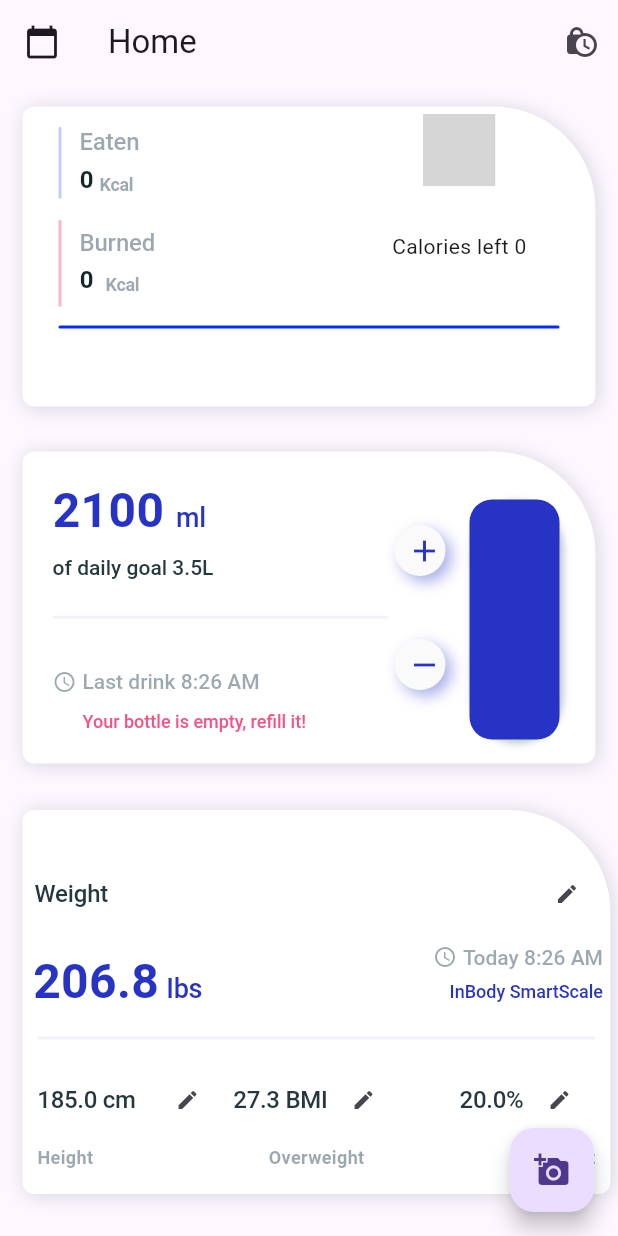
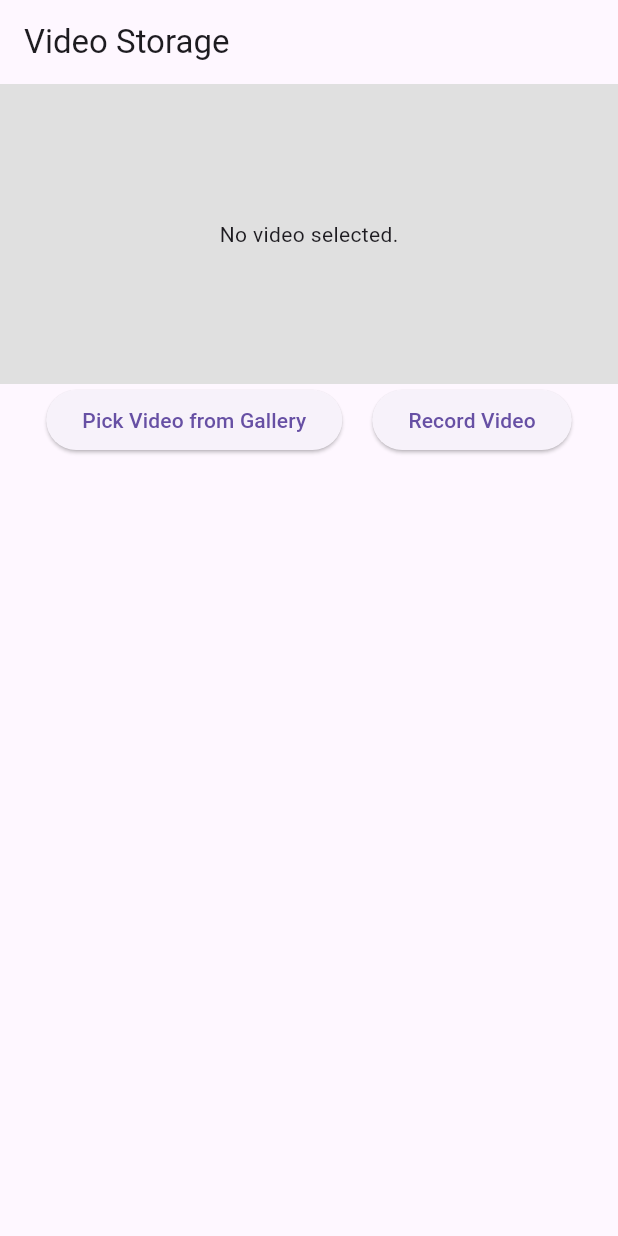
Before and after one commit to VishalVinayRam/Fitness-monitoring-system, a Flutter app: the screen it shows after launch, on a phone screen of 412 x 824 dp. Run offline on Flutter 3.47's test engine with Material 3 defaults, Android fonts, the phone set to English and light mode, and no system bars; our stand-ins replace flutter_local_notifications, image_picker, pedometer, shared_preferences, timezone, video_player; missing offline and left inert: gauge_indicator; grey boxes are pictures that could not be loaded.

Commit message:
Adding the video player for pr recording

```diff
--- /dev/null
+++ b/lib/VideoScreen.dart
@@ -0,0 +1,109 @@
+import 'package:flutter/material.dart';
+import 'package:video_player/video_player.dart';
+import 'package:image_picker/image_picker.dart';
+import 'dart:io';
+
+class VideoStorageScreen extends StatefulWidget {
+  @override
+  _VideoStorageScreenState createState() => _VideoStorageScreenState();
+}
+
+class _VideoStorageScreenState extends State<VideoStorageScreen> {
+  late VideoPlayerController _controller;
+  File? _videoFile;
+  final ImagePicker _picker = ImagePicker();
+
+  Future<void> _pickVideo() async {
+    final pickedFile = await _picker.pickVideo(source: ImageSource.gallery);
+    if (pickedFile != null) {
+      setState(() {
+        _videoFile = File(pickedFile.path);
+      });
+      _initializeVideoPlayer();
+    }
+  }
+
+  Future<void> _recordVideo() async {
+    final pickedFile = await _picker.pickVideo(source: ImageSource.camera);
+    if (pickedFile != null) {
+      setState(() {
+        _videoFile = File(pickedFile.path);
+      });
+      _initializeVideoPlayer();
+    }
+  }
+
+  void _initializeVideoPlayer() {
+    if (_videoFile != null) {
+      _controller = VideoPlayerController.file(_videoFile!)
+        ..initialize().then((_) {
+          setState(() {}); // Ensure the first frame is shown
+        });
+    }
+  }
+
+  @override
+  void dispose() {
+    _controller.dispose();
+    super.dispose();
+  }
+
+  @override
+  Widget build(BuildContext context) {
+    return Scaffold(
+      appBar: AppBar(
+        title: Text('Video Storage'),
+      ),
+      body: Column(
+        children: [
+          if (_videoFile != null && _controller.value.isInitialized)
+            AspectRatio(
+              aspectRatio: _controller.value.aspectRatio,
+              child: VideoPlayer(_controller),
+            )
+          else
+            Container(
+              height: 200,
+              color: Colors.grey[300],
+              child: Center(
+                child: Text('No video selected.'),
+              ),
+            ),
+          Row(
+            mainAxisAlignment: MainAxisAlignment.center,
+            children: [
+              ElevatedButton(
+                onPressed: _pickVideo,
+                child: Text('Pick Video from Gallery'),
+              ),
+              SizedBox(width: 20),
+              ElevatedButton(
+                onPressed: _recordVideo,
+                child: Text('Record Video'),
+              ),
+            ],
+          ),
+          if (_videoFile != null)
+            Row(
+              mainAxisAlignment: MainAxisAlignment.center,
+              children: [
+                ElevatedButton(
+                  onPressed: () {
+                    if (_controller.value.isPlaying) {
+                      _controller.pause();
+                    } else {
+                      _controller.play();
+                    }
+                    setState(() {});
+                  },
+                  child: Icon(
+                    _controller.value.isPlaying ? Icons.pause : Icons.play_arrow,
+                  ),
+                ),
+              ],
+            ),
+        ],
+      ),
+    );
+  }
+}
--- a/lib/login_screen.dart
+++ b/lib/login_screen.dart
@@ -1,6 +1,8 @@
 import 'package:flutter/material.dart';
 import 'package:flutter/widgets.dart';
 import 'package:management/Reminder.dart';
+import 'package:management/capture_screen.dart';
+import 'package:management/homescreen.dart';
 import 'package:management/pedometer.dart';
 import 'package:gauge_indicator/gauge_indicator.dart';
 import 'package:management/themes/Fitness.dart';
@@ -92,49 +94,48 @@ class _MainScreenState extends State<MainScreen> with SingleTickerProviderStateM
         actions: [
           IconButton(onPressed:(){ Navigator.push(context,MaterialPageRoute(builder: (context)=>ReminderScreen()));}, icon: Icon(Icons.lock_clock))
         ],
-        leading:  IconButton(
-            icon: Icon(Icons.calendar_today),
-            onPressed: () => _selectDate(context),
-          ),
         title: Text('Home'),
       ),
       drawer: Drawer(
         child: ListView(
           padding: EdgeInsets.zero,
           children: <Widget>[
-            const DrawerHeader(
-              decoration: BoxDecoration(
-                color: FitnessAppTheme.nearlyDarkBlue,
-              ),
-              child: Text(
-                'Menu',
-                style: TextStyle(
-                  color: Colors.white,
-                  fontSize: 24,
-                ),
-              ),
+            SizedBox(
+              height: MediaQuery.of(context).size.height*.12,
+              child: Container(
             ),
-            ListTile(
+            ),
+             ListTile(
               leading: Icon(Icons.home),
               title: Text('Home'),
               onTap: () {
                 Navigator.pop(context);
+                Navigator.push(
+                  context,
+                  MaterialPageRoute(builder: (context) => HomeScreen()),
+                );
               },
             ),
             ListTile(
-              leading: Icon(Icons.settings),
-              title: Text('Settings'),
+              leading: Icon(Icons.lock_clock),
+              title: Text('Reminder'),
               onTap: () {
-                // Navigate to settings screen
                 Navigator.pop(context);
+                Navigator.push(
+                  context,
+                  MaterialPageRoute(builder: (context) => ReminderScreen()),
+                );
               },
             ),
             ListTile(
-              leading: Icon(Icons.info),
-              title: Text('About'),
+              leading: Icon(Icons.camera),
+              title: Text('Capture'),
               onTap: () {
-                // Navigate to about screen
                 Navigator.pop(context);
+                Navigator.push(
+                  context,
+                  MaterialPageRoute(builder: (context) => CaptureScreen()),
+                );
               },
             ),
           ],
@@ -218,105 +219,7 @@ Widget _buildCategoryView(String category) {
                     ],
                   )
 
-      // body: Column(
-      //   children: [
-      //     Padding(
-      //       padding: const EdgeInsets.all(16.0),
-      //       child: Column(
-      //         crossAxisAlignment: CrossAxisAlignment.start,
-      //         children: [
-      //           Text('Total Calories Consumed: $_totalCaloriesConsumed'),
-      //           Text('Total Calories Reduced: $_totalCaloriesReduced'),
-      //         ],
-      //       ),
-      //     ),
-      //     Expanded(
-      //       child:
-      //        GridView.builder(
-      //         gridDelegate: SliverGridDelegateWithFixedCrossAxisCount(crossAxisCount: 2),
-      //         itemCount: photosForSelectedDate.length,
-      //         itemBuilder: (context, index) {
-      //           final photo = photosForSelectedDate[index];
-      //           return GridTile(
-      //             child: Column(
-      //               crossAxisAlignment: CrossAxisAlignment.start,
-      //               children: [
-      //                 Expanded(
-      //                   child: Image.memory(
-      //                     base64Decode(photo.image),
-      //                     fit: BoxFit.cover,
-      //                     width: double.infinity,
-      //                   ),
-      //                 ),
-      //                 // 9538963355
-      //                 Padding(
-      //                   padding: const EdgeInsets.all(8.0),
-      //                   child: Column(
-      //                     crossAxisAlignment: CrossAxisAlignment.start,
-      //                     children: [
-      //                       Text(photo.note, style: TextStyle(fontWeight: FontWeight.bold)),
-      //                       if (photo.category == 'Food') ...[
-      //                         Text('Food Name: ${photo.foodName}'),
-      //                         Text('Time: ${photo.foodTime}'),
-      //                         Text('Quantity: ${photo.quantity} ${photo.foodType == 'drinks' ? 'ml' : 'gm'}'),
-      //                         Text('Calories: ${photo.calories}'),
-      //                       ],
-      //                       if (photo.category == 'Exercise') ...[
-      //                         Text('Exercise: ${photo.exerciseName}'),
-      //                         Text('Reps: ${photo.reps}'),
-      //                         Text('Weight: ${photo.weight} kg'),
-      //                         Text('Calories: ${photo.calories}'),
-      //                       ],
-      //                     ],
-      //                   ),
-      //                 ),
-      //               ],
-      //             ),
-      //           );
-      //         },
-      //       ),
-            //  GridView.builder(
-            //   gridDelegate: SliverGridDelegateWithFixedCrossAxisCount(crossAxisCount: 2),
-            //   itemCount: photosForSelectedDate.length,
-            //   itemBuilder: (context, index) {
-            //     final photo = photosForSelectedDate[index];
-            //     return GridTile(
-            //       child: Column(
-            //         crossAxisAlignment: CrossAxisAlignment.start,
-            //         children: [
-            //           Expanded(
-            //             child: Image.memory(
-            //               base64Decode(photo.image),
-            //               fit: BoxFit.cover,
-            //               width: double.infinity,
-            //             ),
-            //           ),
-            //           Padding(
-            //             padding: const EdgeInsets.all(8.0),
-            //             child: Column(
-            //               crossAxisAlignment: CrossAxisAlignment.start,
-            //               children: [
-            //                 Text(photo.note, style: TextStyle(fontWeight: FontWeight.bold)),
-            //                 if (photo.category == 'Food') ...[
-            //                   Text('Food Name: ${photo.foodName}'),
-            //                   Text('Time: ${photo.foodTime}'),
-            //                   Text('Quantity: ${photo.quantity} ${photo.foodType == 'drinks' ? 'ml' : 'gm'}'),
-            //                   Text('Calories: ${photo.calories}'),
-            //                 ],
-            //                 if (photo.category == 'Exercise') ...[
-            //                   Text('Exercise: ${photo.exerciseName}'),
-            //                   Text('Reps: ${photo.reps}'),
-            //                   Text('Weight: ${photo.weight} kg'),
-            //                   Text('Calories: ${photo.calories}'),
-            //                 ],
-            //               ],
-            //             ),
-            //           ),
-            //         ],
-            //       ),
-            //     );
-            //   },
-            // ),
+
           );
   }
 }
--- a/lib/main.dart
+++ b/lib/main.dart
@@ -6,6 +6,7 @@
 //   runApp(MyApp());
 // }
 import 'package:management/Reminder.dart';
+import 'package:management/VideoScreen.dart';
 import 'package:timezone/data/latest.dart' as tzdata;
 import 'package:timezone/timezone.dart' as tz;
 import 'package:flutter/material.dart';
@@ -31,7 +32,7 @@ class PhotoNotesApp extends StatelessWidget {
       ),
       initialRoute: '/',
       routes: {
-        '/': (context) => MainScreen(),
+        '/': (context) => VideoStorageScreen(),
         '/home': (context) => HomeScreen(),
         '/capture': (context) => CaptureScreen(),
         '/reminder':(contect) => ReminderScreen(),
--- /dev/null
+++ b/lib/models/Video.dart
@@ -0,0 +1,6 @@
+class Video {
+  final String title;
+  final String url; // Assuming video URL for simplicity
+
+  Video({required this.title, required this.url});
+}
--- a/pubspec.yaml
+++ b/pubspec.yaml
@@ -45,6 +45,8 @@ dependencies:
   timezone: ^0.9.4
   gauge_indicator: ^0.4.3
   provider: ^6.1.2
+  camera: ^0.11.0+1
+  video_player: ^2.9.1
 
 dev_dependencies:
   flutter_test:
```
Also changed, not shown: pubspec.lock, 1 other file.
